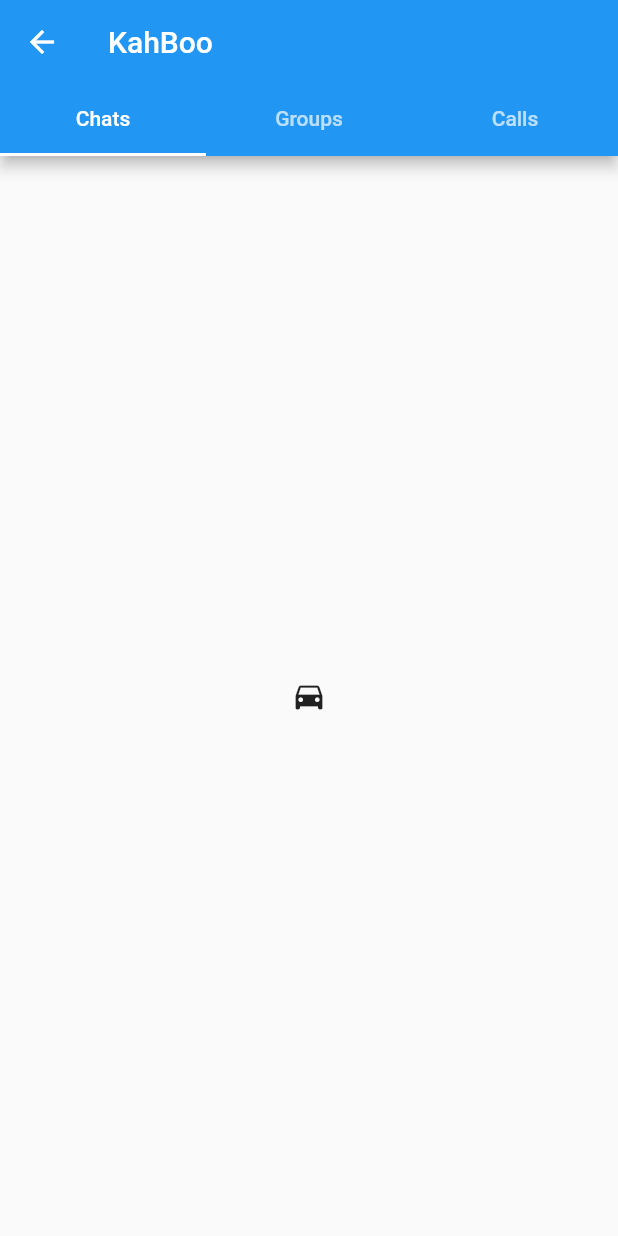
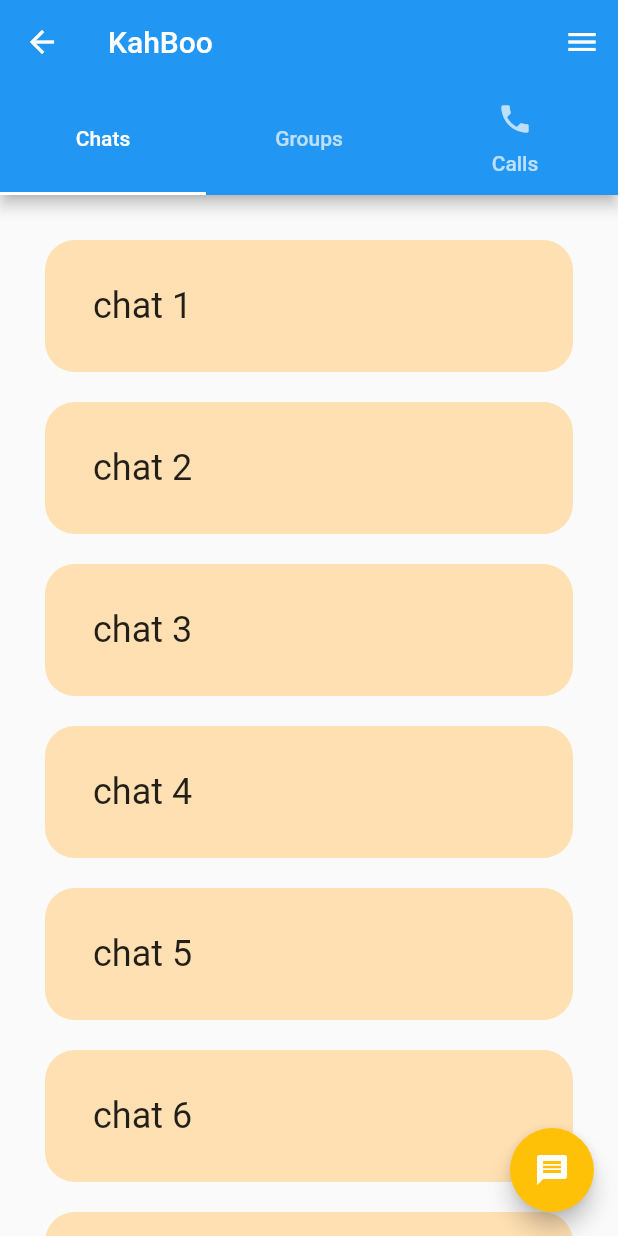
Before and after one commit to Varija-Doshi/ChatApp-, a Flutter app: the Profile screen opened directly, after a tap on "NEXT", on a phone screen of 412 x 824 dp. Run offline on Flutter 3.47's test engine with Material 2 defaults, Android fonts, the phone set to English and light mode, and no system bars; our stand-ins replace firebase_auth, firebase_core, sms_autofill; accounts and stored records are empty.

Commit message:
home page UI updates - floating message button & List view added

```diff
--- a/lib/main.dart
+++ b/lib/main.dart
@@ -25,7 +25,7 @@
   }
 }
 
-class MyHomePage extends StatefulWidget {
+/*class MyHomePage extends StatefulWidget {
   MyHomePage({Key key, this.title}) : super(key: key);
   final String title;
 
@@ -43,4 +43,4 @@
       body: SignUp(),
     );
   }
-}
+}*/
--- a/lib/screens/SignUp.dart
+++ b/lib/screens/SignUp.dart
@@ -134,7 +134,7 @@
             keyboardType: TextInputType.numberWithOptions(),
             controller: _phoneNoController,
             decoration: InputDecoration(
-              icon: Icon(Icons.phone_android),
+              icon: Icon(Icons.phone),
               hintText: "+91 xxxx xxxxxx ",
               filled: true,
               fillColor: Colors.white,
--- a/lib/screens/home.dart
+++ b/lib/screens/home.dart
@@ -1,6 +1,144 @@
 import 'package:flutter/material.dart';
+import 'package:ChatApp/screens/profile.dart';
 
-class Home extends StatelessWidget {
+class Home extends StatefulWidget {
+  @override
+  State<StatefulWidget> createState() => _HomeState();
+}
+
+class _HomeState extends State<Home> with SingleTickerProviderStateMixin {
+  TabController _tabController;
+  final List chats = [
+    "chat 1",
+    "chat 2",
+    "chat 3",
+    "chat 4",
+    "chat 5",
+    "chat 6",
+    "chat 7",
+    "chat 8",
+    "chat 9"
+  ];
+  final List grpchats = [
+    "grp chat 1",
+    "grp chat 2",
+    "grp chat 3",
+    "grp chat 4",
+  ];
+  final List calls = [
+    "call 1",
+    "call 2",
+    "call 3",
+    "call 4",
+  ];
+
+
+  @override
+  void initState() {
+    super.initState();
+    _tabController = TabController(length: 3, vsync: this, initialIndex: 0);
+    _tabController.addListener(_handleTabIndex);
+  }
+
+  void _handleTabIndex() {
+    setState(() {});
+  }
+
+  @override
+  void dispose() {
+    _tabController.removeListener(_handleTabIndex);
+    _tabController.dispose();
+    super.dispose();
+  }
+
+  Widget buildChats() {
+    return ListView.builder(
+      itemCount: chats.length,
+      itemBuilder: (context, int i) {
+        return Column(children: <Widget>[
+          if (i == 0)
+            SizedBox(height: 15, width: MediaQuery.of(context).size.width),
+          Container(
+            margin: EdgeInsets.fromLTRB(30.0, 15.0, 30.0, 5.0),
+            decoration: BoxDecoration(
+              color: Colors.orange[100],
+              shape: BoxShape.rectangle,
+              borderRadius: BorderRadius.circular(20),
+            ),
+            child: ListTile(
+              shape: RoundedRectangleBorder(
+                side: BorderSide(width: 16.0, color: Colors.lightBlue.shade50),
+                borderRadius: BorderRadius.circular(30),
+              ),
+              title: Text(chats[i], style: TextStyle(fontSize: 24)),
+            ),
+          ),
+        ]);
+      },
+    );
+  }
+   Widget buildGrpChats() {
+    return ListView.builder(
+      itemCount: grpchats.length,
+      itemBuilder: (context, int i) {
+        return Column(children: <Widget>[
+          if (i == 0)
+            SizedBox(height: 15, width: MediaQuery.of(context).size.width),
+          Container(
+            margin: EdgeInsets.fromLTRB(30.0, 15.0, 30.0, 5.0),
+            decoration: BoxDecoration(
+              color: Colors.orange[100],
+              shape: BoxShape.rectangle,
+              borderRadius: BorderRadius.circular(20),
+            ),
+            child: ListTile(
+              shape: RoundedRectangleBorder(
+                side: BorderSide(width: 16.0, color: Colors.lightBlue.shade50),
+                borderRadius: BorderRadius.circular(30),
+              ),
+              title: Text(grpchats[i], style: TextStyle(fontSize: 24)),
+            ),
+          ),
+        ]);
+      },
+    );
+  }
+   Widget buildCalls() {
+    return ListView.builder(
+      itemCount: calls.length,
+      itemBuilder: (context, int i) {
+        return Column(children: <Widget>[
+          if (i == 0)
+            SizedBox(height: 15, width: MediaQuery.of(context).size.width),
+          Container(
+            margin: EdgeInsets.fromLTRB(30.0, 15.0, 30.0, 5.0),
+            decoration: BoxDecoration(
+              color: Colors.orange[100],
+              shape: BoxShape.rectangle,
+              borderRadius: BorderRadius.circular(20),
+            ),
+            child: ListTile(
+            trailing:Icon(Icons.phone) ,
+              shape: RoundedRectangleBorder(
+                side: BorderSide(width: 16.0, color: Colors.lightBlue.shade50),
+                borderRadius: BorderRadius.circular(30),
+              ),
+              title: Text(calls[i], style: TextStyle(fontSize: 24)),
+            ),
+          ),
+        ]);
+      },
+    );
+  }
+
+  Widget _bottomButtons() {
+    return _tabController.index == 0
+        ? FloatingActionButton(
+            onPressed: () {},
+            child: Icon(Icons.message),
+            backgroundColor: Colors.amber)
+        : null;
+  }
 
   @override
   Widget build(BuildContext context) {
@@ -8,6 +146,38 @@
       home: DefaultTabController(
         length: 3,
         child: Scaffold(
+          endDrawer: Drawer(
+            child: ListView(
+              padding: EdgeInsets.zero,
+              children: <Widget>[
+                DrawerHeader(
+                  decoration: BoxDecoration(
+                    color: Colors.amber,
+                  ),
+                  child: Text(
+                    'Customise',
+                    style: TextStyle(
+                      color: Colors.white,
+                      fontSize: 24,
+                    ),
+                  ),
+                ),
+                ListTile(
+                  leading: Icon(Icons.account_circle),
+                  title: Text('Profile'),
+                  onTap: () {
+                    Navigator.push(context,
+                        MaterialPageRoute(builder: (context) => Profile()));
+                  },
+                ),
+                ListTile(
+                  leading: Icon(Icons.settings),
+                  title: Text('Settings'),
+                ),
+              ],
+            ),
+          ),
+          floatingActionButton: _bottomButtons(),
           appBar: AppBar(
             leading: IconButton(
                 icon: Icon(Icons.arrow_back),
@@ -16,17 +186,18 @@
                 }),
             title: Text("KahBoo"),
             bottom: TabBar(
+              controller: _tabController,
               tabs: [
                 Tab(text: "Chats"),
                 Tab(text: "Groups"),
-                Tab(text: "Calls"),
+                Tab(text: "Calls" ,icon: Icon(Icons.phone),),
               ],
             ),
           ),
-          body: TabBarView(children: [
-            Icon(Icons.directions_car),
-            Icon(Icons.directions_transit),
-            Icon(Icons.directions_bike),
+          body: TabBarView(controller: _tabController, children: [
+            buildChats(),
+            buildGrpChats(),
+            buildCalls(),
           ]),
         ),
       ),
--- a/lib/screens/profile.dart
+++ b/lib/screens/profile.dart
@@ -7,9 +7,15 @@
 }
 
 class _ProfileState extends State<Profile> {
+  final TextEditingController _nameController = TextEditingController();
+
   @override
   Widget build(BuildContext context) {
     return Scaffold(
+      appBar: AppBar(
+        title: Text("Profile"),
+        backgroundColor: Colors.amber,
+      ),
       body: Container(
         child: Center(
           child: Column(
@@ -18,16 +24,26 @@
             children: <Widget>[
               Text(" User logged in ", style: TextStyle(fontSize: 30)),
               SizedBox(height: 40),
+              TextField(
+                    controller: _nameController,
+                    decoration: InputDecoration(
+
+                      labelText: 'Full Name',
+                      floatingLabelBehavior: FloatingLabelBehavior.always,
+                    ),
+                  ),
               Row(
                 mainAxisAlignment: MainAxisAlignment.center,
                 children: <Widget>[
-                RaisedButton(
-                  color: Colors.black,
-                  child: Text("NEXT" , style:TextStyle(color: Colors.white)),
-                  onPressed: (){
-                Navigator.push(context, MaterialPageRoute(
-              builder: (context) => Home()) );
-                }),
+
+                  RaisedButton(
+                      color: Colors.black,
+                      child:
+                          Text("NEXT", style: TextStyle(color: Colors.white)),
+                      onPressed: () {
+                        Navigator.push(context,
+                            MaterialPageRoute(builder: (context) => Home()));
+                      }),
                 ],
               )
             ],
--- a/lib/screens/profile1.dart
+++ b/lib/screens/profile1.dart
@@ -9,6 +9,7 @@
   final TextEditingController _nameController = TextEditingController();
 
   Widget onPressed() {
+
     return AlertDialog(
       title: Text("Name"),
       content: Column(
```
